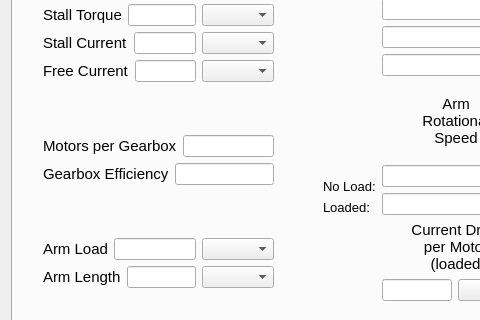
This is window/calculator.ui in ATOM-STORM-6766/motorCalculator as Qt 5 draws it before an edit; both pictures show x 0 to 480 and y 150 to 470 of the 743 by 633 pixel window. The edited form follows.
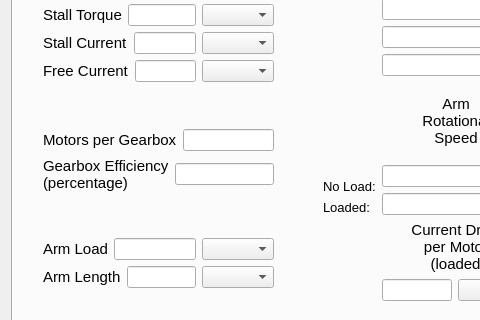
This is the edited form.

What changed in the file:
```diff
--- a/window/calculator.ui
+++ b/window/calculator.ui
@@ -209,7 +209,8 @@
                </font>
               </property>
               <property name="text">
-               <string>Gearbox Efficiency</string>
+               <string>Gearbox Efficiency
+(percentage)</string>
               </property>
              </widget>
             </item>
```
Left out of the diff: 60 changed lines with no effect on the pictures.
